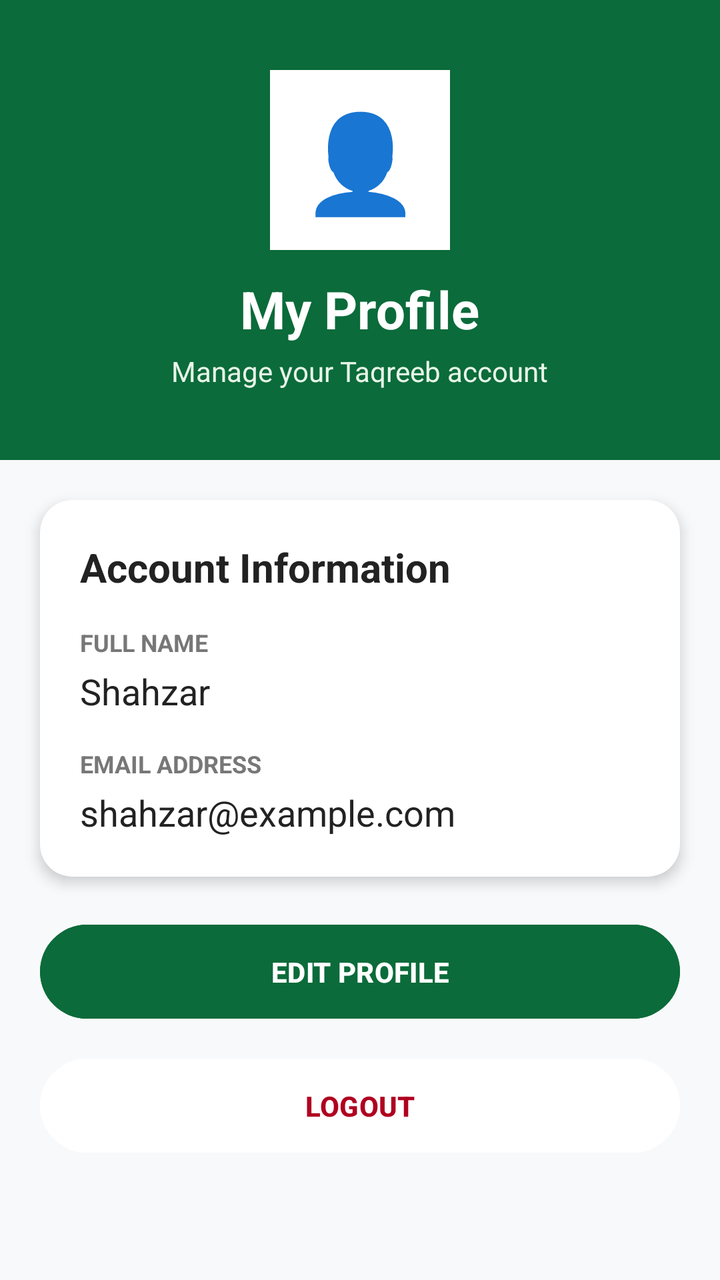
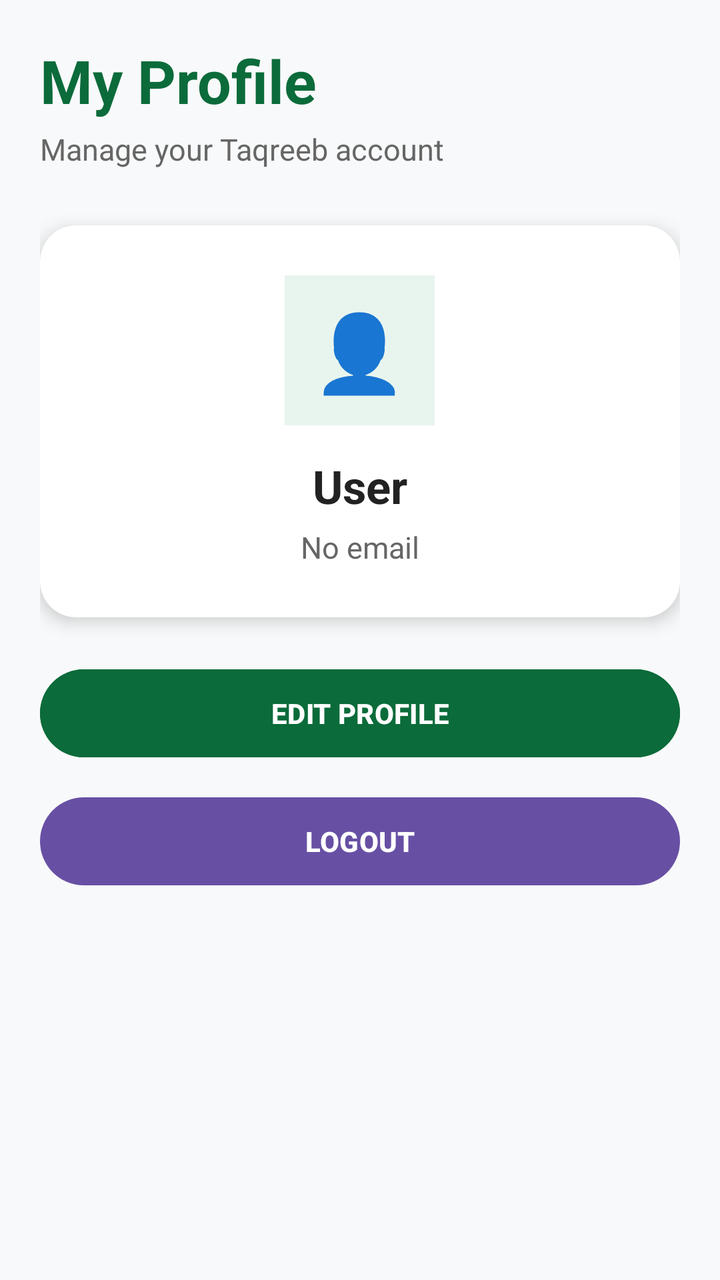

Before-and-after screenshots of an Android layout around one commit, followed by the original layout XML and the change that was made.
<!-- AndroidManifest.xml: application theme Theme.Taqreeb -->
<!-- res/layout/fragment_profile.xml -->
<?xml version="1.0" encoding="utf-8"?>
<ScrollView
    xmlns:android="http://schemas.android.com/apk/res/android"
    xmlns:app="http://schemas.android.com/apk/res-auto"
    android:layout_width="match_parent"
    android:layout_height="match_parent"
    android:background="#F8F9FA">

    <LinearLayout
        android:layout_width="match_parent"
        android:layout_height="wrap_content"
        android:orientation="vertical">

        
        <LinearLayout
            android:layout_width="match_parent"
            android:layout_height="230dp"
            android:orientation="vertical"
            android:gravity="center"
            android:background="#0B6B3A"
            android:padding="20dp">

            <TextView
                android:layout_width="90dp"
                android:layout_height="90dp"
                android:gravity="center"
                android:text="👤"
                android:textSize="48sp"
                android:background="#FFFFFF"
                android:layout_marginBottom="12dp" />

            <TextView
                android:layout_width="wrap_content"
                android:layout_height="wrap_content"
                android:text="My Profile"
                android:textColor="#FFFFFF"
                android:textSize="26sp"
                android:textStyle="bold" />

            <TextView
                android:layout_width="wrap_content"
                android:layout_height="wrap_content"
                android:text="Manage your Taqreeb account"
                android:textColor="#E8F5E9"
                android:textSize="14sp"
                android:layout_marginTop="4dp" />

        </LinearLayout>


        
        <androidx.cardview.widget.CardView
            android:layout_width="match_parent"
            android:layout_height="wrap_content"
            android:layout_margin="20dp"
            app:cardCornerRadius="16dp"
            app:cardElevation="4dp">

            <LinearLayout
                android:layout_width="match_parent"
                android:layout_height="wrap_content"
                android:orientation="vertical"
                android:padding="20dp">

                <TextView
                    android:layout_width="wrap_content"
                    android:layout_height="wrap_content"
                    android:text="Account Information"
                    android:textSize="20sp"
                    android:textStyle="bold"
                    android:textColor="#222222"
                    android:layout_marginBottom="16dp" />

                
                <TextView
                    android:layout_width="wrap_content"
                    android:layout_height="wrap_content"
                    android:text="FULL NAME"
                    android:textSize="12sp"
                    android:textStyle="bold"
                    android:textColor="#777777" />

                <TextView
                    android:id="@+id/txtProfileName"
                    android:layout_width="match_parent"
                    android:layout_height="wrap_content"
                    android:text="Shahzar"
                    android:textSize="18sp"
                    android:textColor="#222222"
                    android:layout_marginTop="4dp"
                    android:layout_marginBottom="16dp" />

                
                <TextView
                    android:layout_width="wrap_content"
                    android:layout_height="wrap_content"
                    android:text="EMAIL ADDRESS"
                    android:textSize="12sp"
                    android:textStyle="bold"
                    android:textColor="#777777" />

                <TextView
                    android:id="@+id/txtProfileEmail"
                    android:layout_width="match_parent"
                    android:layout_height="wrap_content"
                    android:text="shahzar@example.com"
                    android:textSize="18sp"
                    android:textColor="#222222"
                    android:layout_marginTop="4dp" />

            </LinearLayout>

        </androidx.cardview.widget.CardView>


        
        <Button
            android:id="@+id/btnEditProfile"
            android:layout_width="match_parent"
            android:layout_height="wrap_content"
            android:layout_marginStart="20dp"
            android:layout_marginEnd="20dp"
            android:text="EDIT PROFILE"
            android:textStyle="bold"
            android:textColor="#FFFFFF"
            android:backgroundTint="#0B6B3A"
            android:padding="14dp" />


        
        <Button
            android:id="@+id/btnLogout"
            android:layout_width="match_parent"
            android:layout_height="wrap_content"
            android:layout_marginStart="20dp"
            android:layout_marginEnd="20dp"
            android:layout_marginTop="12dp"
            android:layout_marginBottom="24dp"
            android:text="LOGOUT"
            android:textStyle="bold"
            android:textColor="#B00020"
            android:backgroundTint="#FFFFFF"
            android:padding="14dp" />

    </LinearLayout>

</ScrollView>
<!-- resources referenced by this layout -->
<resources>
  <style name="Theme.Taqreeb" parent="Base.Theme.Taqreeb" />
  <style name="Base.Theme.Taqreeb" parent="Theme.Material3.DayNight.NoActionBar">
          
          
      </style>
</resources>

<!-- the commit's change to res/layout/fragment_profile.xml (unified diff, before → after) -->
@@ -1,7 +1,6 @@
 <?xml version="1.0" encoding="utf-8"?>
 <ScrollView
     xmlns:android="http://schemas.android.com/apk/res/android"
-    xmlns:app="http://schemas.android.com/apk/res-auto"
     android:layout_width="match_parent"
     android:layout_height="match_parent"
     android:background="#F8F9FA">
@@ -9,104 +8,77 @@
     <LinearLayout
         android:layout_width="match_parent"
         android:layout_height="wrap_content"
-        android:orientation="vertical">
+        android:orientation="vertical"
+        android:padding="20dp">
 
         
-        <LinearLayout
-            android:layout_width="match_parent"
-            android:layout_height="230dp"
-            android:orientation="vertical"
-            android:gravity="center"
-            android:background="#0B6B3A"
-            android:padding="20dp">
 
-            <TextView
-                android:layout_width="90dp"
-                android:layout_height="90dp"
-                android:gravity="center"
-                android:text="👤"
-                android:textSize="48sp"
-                android:background="#FFFFFF"
-                android:layout_marginBottom="12dp" />
+        <TextView
+            android:layout_width="wrap_content"
+            android:layout_height="wrap_content"
+            android:text="My Profile"
+            android:textSize="30sp"
+            android:textStyle="bold"
+            android:textColor="#0B6B3A" />
 
-            <TextView
-                android:layout_width="wrap_content"
-                android:layout_height="wrap_content"
-                android:text="My Profile"
-                android:textColor="#FFFFFF"
-                android:textSize="26sp"
-                android:textStyle="bold" />
-
-            <TextView
-                android:layout_width="wrap_content"
-                android:layout_height="wrap_content"
-                android:text="Manage your Taqreeb account"
-                android:textColor="#E8F5E9"
-                android:textSize="14sp"
-                android:layout_marginTop="4dp" />
-
-        </LinearLayout>
+        <TextView
+            android:layout_width="wrap_content"
+            android:layout_height="wrap_content"
+            android:text="Manage your Taqreeb account"
+            android:textSize="15sp"
+            android:textColor="#666666"
+            android:layout_marginTop="4dp" />
 
 
         
+
         <androidx.cardview.widget.CardView
             android:layout_width="match_parent"
             android:layout_height="wrap_content"
-            android:layout_margin="20dp"
-            app:cardCornerRadius="16dp"
-            app:cardElevation="4dp">
+            android:layout_marginTop="28dp"
+            app:cardCornerRadius="18dp"
+            app:cardElevation="5dp"
+            xmlns:app="http://schemas.android.com/apk/res-auto">
 
             <LinearLayout
                 android:layout_width="match_parent"
                 android:layout_height="wrap_content"
                 android:orientation="vertical"
-                android:padding="20dp">
+                android:gravity="center_horizontal"
+                android:padding="25dp">
+
+                
 
                 <TextView
-                    android:layout_width="wrap_content"
-                    android:layout_height="wrap_content"
-                    android:text="Account Information"
-                    android:textSize="20sp"
-                    android:textStyle="bold"
-                    android:textColor="#222222"
-                    android:layout_marginBottom="16dp" />
+                    android:layout_width="75dp"
+                    android:layout_height="75dp"
+                    android:gravity="center"
+                    android:text="👤"
+                    android:textSize="38sp"
+                    android:background="#E8F5EE" />
 
                 
-                <TextView
-                    android:layout_width="wrap_content"
-                    android:layout_height="wrap_content"
-                    android:text="FULL NAME"
-                    android:textSize="12sp"
-                    android:textStyle="bold"
-                    android:textColor="#777777" />
 
                 <TextView
                     android:id="@+id/txtProfileName"
-                    android:layout_width="match_parent"
+                    android:layout_width="wrap_content"
                     android:layout_height="wrap_content"
-                    android:text="Shahzar"
-                    android:textSize="18sp"
+                    android:text="User"
+                    android:textSize="23sp"
+                    android:textStyle="bold"
                     android:textColor="#222222"
-                    android:layout_marginTop="4dp"
-                    android:layout_marginBottom="16dp" />
+                    android:layout_marginTop="15dp" />
 
                 
-                <TextView
-                    android:layout_width="wrap_content"
-                    android:layout_height="wrap_content"
-                    android:text="EMAIL ADDRESS"
-                    android:textSize="12sp"
-                    android:textStyle="bold"
-                    android:textColor="#777777" />
 
                 <TextView
                     android:id="@+id/txtProfileEmail"
-                    android:layout_width="match_parent"
+                    android:layout_width="wrap_content"
                     android:layout_height="wrap_content"
-                    android:text="shahzar@example.com"
-                    android:textSize="18sp"
-                    android:textColor="#222222"
-                    android:layout_marginTop="4dp" />
+                    android:text="No email"
+                    android:textSize="15sp"
+                    android:textColor="#666666"
+                    android:layout_marginTop="5dp" />
 
             </LinearLayout>
 
@@ -114,33 +86,27 @@
 
 
         
+
         <Button
             android:id="@+id/btnEditProfile"
             android:layout_width="match_parent"
-            android:layout_height="wrap_content"
-            android:layout_marginStart="20dp"
-            android:layout_marginEnd="20dp"
+            android:layout_height="52dp"
+            android:layout_marginTop="22dp"
             android:text="EDIT PROFILE"
             android:textStyle="bold"
             android:textColor="#FFFFFF"
-            android:backgroundTint="#0B6B3A"
-            android:padding="14dp" />
+            android:backgroundTint="#0B6B3A" />
 
 
         
+
         <Button
             android:id="@+id/btnLogout"
             android:layout_width="match_parent"
-            android:layout_height="wrap_content"
-            android:layout_marginStart="20dp"
-            android:layout_marginEnd="20dp"
+            android:layout_height="52dp"
             android:layout_marginTop="12dp"
-            android:layout_marginBottom="24dp"
             android:text="LOGOUT"
-            android:textStyle="bold"
-            android:textColor="#B00020"
-            android:backgroundTint="#FFFFFF"
-            android:padding="14dp" />
+            android:textStyle="bold" />
 
     </LinearLayout>
 
